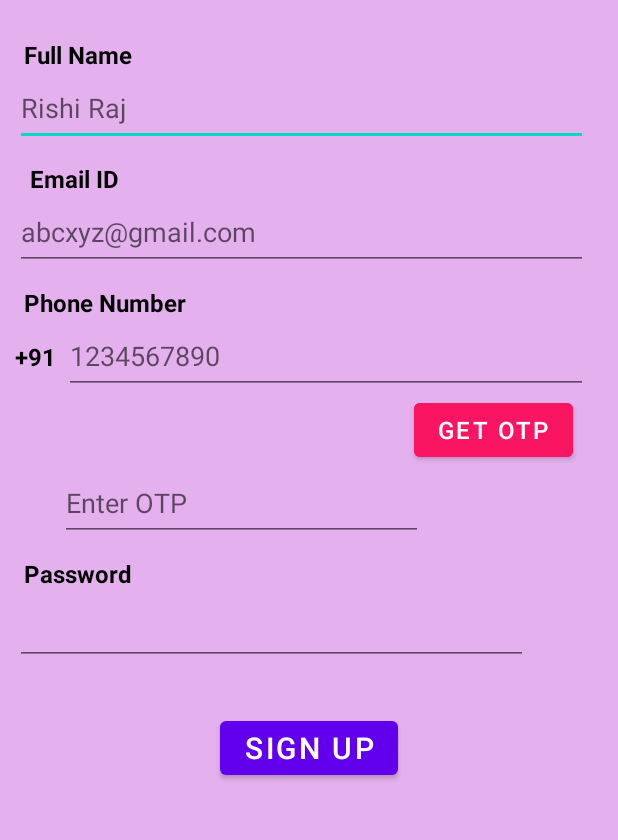
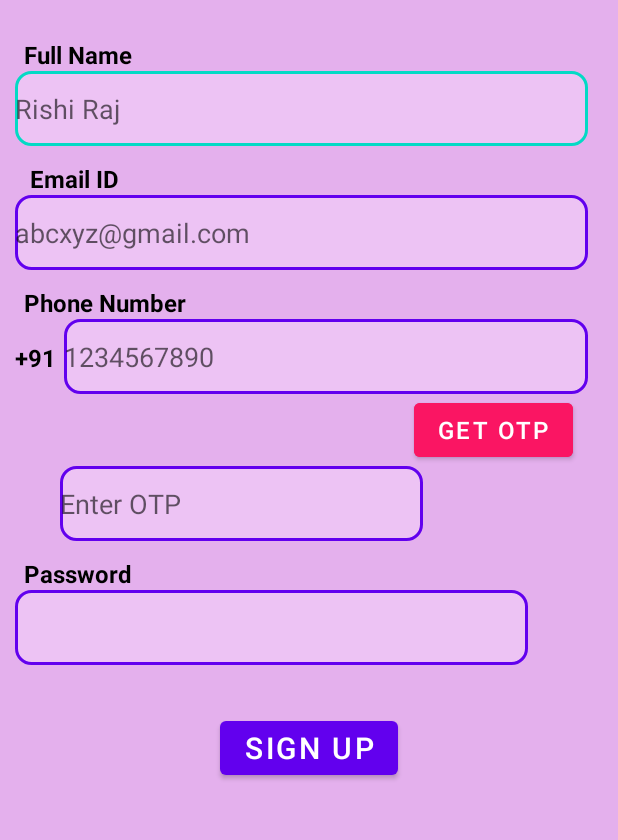
Before and after one commit to Gamerique/ChatME_AppAndroid, an Android app: the SignUpActivity screen opened directly, with no data from a screen before it, on a phone screen of 412 x 824 dp, the part 286-1126 px from its top. Run offline under Robolectric (Android 15) with nearby library versions, the phone set to English and light mode, and no system bars.

Commit message:
Designing Login and Signup Page

```diff
--- /dev/null
+++ b/app/src/main/res/drawable/rect_boundary.xml
@@ -0,0 +1,20 @@
+<?xml version="1.0" encoding="utf-8"?>
+<selector xmlns:android="http://schemas.android.com/apk/res/android">
+
+    <item android:state_enabled="true" android:state_focused="true">
+        <shape android:shape="rectangle">
+            <solid android:color="@color/purple_main"/>
+            <corners android:radius="10dp"/>
+            <stroke android:color="@color/teal_200" android:width="2dp"/>
+        </shape>
+    </item>
+
+    <item android:state_enabled="true">
+        <shape android:shape="rectangle">
+            <solid android:color="@color/purple_main"/>
+            <corners android:radius="10dp"/>
+            <stroke android:color="@color/purple_500" android:width="2dp"/>
+        </shape>
+    </item>
+
+</selector>
--- a/app/src/main/res/layout/activity_sign_up.xml
+++ b/app/src/main/res/layout/activity_sign_up.xml
@@ -65,6 +65,7 @@
                 android:layout_width="match_parent"
                 android:layout_height="50dp"
                 android:layout_marginRight="10dp"
+                android:background="@drawable/rect_boundary"
                 android:ems="10"
                 android:hint="Rishi Raj"
                 android:hintTextColor="#7B1FA2"
@@ -92,10 +93,11 @@
                 android:textStyle="bold" />
 
             <EditText
-                android:id="@+id/etEmail"
+                android:id="@+id/etEmailSignup"
                 android:layout_width="match_parent"
                 android:layout_height="50dp"
                 android:layout_marginRight="10dp"
+                android:background="@drawable/rect_boundary"
                 android:ems="10"
                 android:hint="abcxyz@gmail.com"
                 android:hintTextColor="#7B1FA2"
@@ -136,18 +138,19 @@
                     android:textStyle="bold" />
 
                 <EditText
-                    android:id="@+id/etPhone"
+                    android:id="@+id/etPhoneSignup"
                     android:layout_width="match_parent"
                     android:layout_height="50dp"
                     android:layout_marginLeft="5dp"
                     android:layout_marginRight="10dp"
+                    android:background="@drawable/rect_boundary"
                     android:ems="10"
                     android:hint="1234567890"
                     android:inputType="phone" />
             </LinearLayout>
 
             <Button
-                android:id="@+id/button3"
+                android:id="@+id/btnOTP"
                 android:layout_width="wrap_content"
                 android:layout_height="wrap_content"
                 android:layout_gravity="end"
@@ -162,6 +165,7 @@
                 android:layout_height="50dp"
                 android:layout_marginLeft="30dp"
                 android:layout_marginRight="120dp"
+                android:background="@drawable/rect_boundary"
                 android:ems="10"
                 android:hint="Enter OTP"
                 android:inputType="number" />
@@ -187,12 +191,14 @@
                 android:textStyle="bold" />
 
             <EditText
-                android:id="@+id/etPassword"
+                android:id="@+id/etPasswordSignup"
                 android:layout_width="match_parent"
                 android:layout_height="50dp"
                 android:layout_marginRight="50dp"
+                android:background="@drawable/rect_boundary"
                 android:ems="10"
-                android:inputType="textPassword" />
+                android:inputType="textPassword"
+                tools:ignore="SpeakableTextPresentCheck" />
 
         </LinearLayout>
 
--- a/app/src/main/res/values/colors.xml
+++ b/app/src/main/res/values/colors.xml
@@ -1,5 +1,6 @@
 <?xml version="1.0" encoding="utf-8"?>
 <resources>
+    <color name="purple_main">#EDC3F4</color>
     <color name="purple_200">#FFBB86FC</color>
     <color name="purple_500">#FF6200EE</color>
     <color name="purple_700">#FF3700B3</color>
```
Also changed, not shown: app/src/main/AndroidManifest.xml (+5 -5 lines), app/src/main/java/ga/gamerique/chatme/DownloadActivity.java (+26 -0 lines), app/src/main/java/ga/gamerique/chatme/SplashActivity.java (+21 -0 lines), app/src/main/res/drawable/icon_email_24.xml (added, +10 -0 lines), app/src/main/res/drawable/icon_password_24.xml (added, +10 -0 lines), app/src/main/res/layout/activity_sign_in.xml (+70 -94 lines), app/src/main/res/layout/activity_splash.xml (+60 -0 lines).
